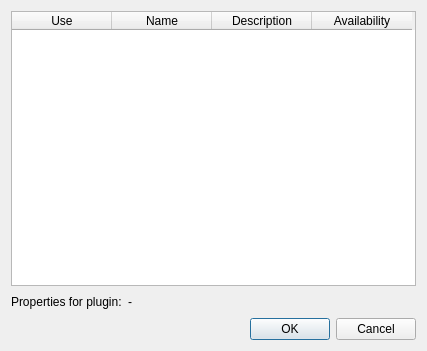
Before: the Qt Designer form ui/pluginschooser.ui in gideros/gideros, drawn with Qt 5.
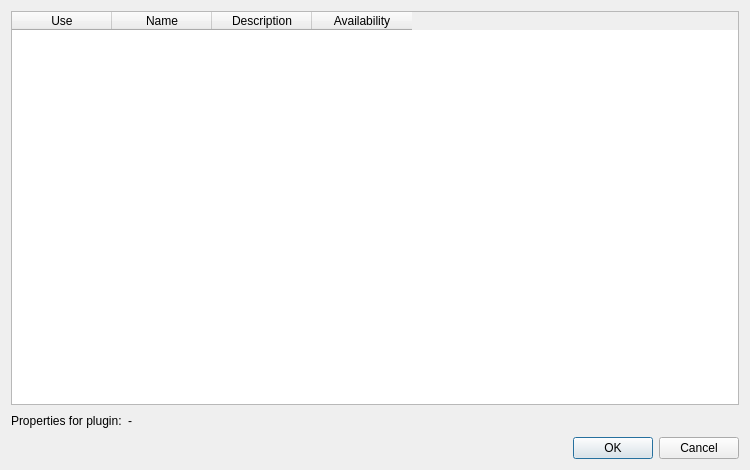
After: the same form once the commit is applied.

Commit message: [ui] Enlarged windows [plugins/ads] First attempt at a lua script for ads on IOS

The edit to the form file:
```diff
--- a/ui/pluginschooser.ui
+++ b/ui/pluginschooser.ui
@@ -6,8 +6,8 @@
    <rect>
     <x>0</x>
     <y>0</y>
-    <width>427</width>
-    <height>351</height>
+    <width>750</width>
+    <height>470</height>
    </rect>
   </property>
   <property name="windowTitle">
```
The commit also changes 2 other files.
